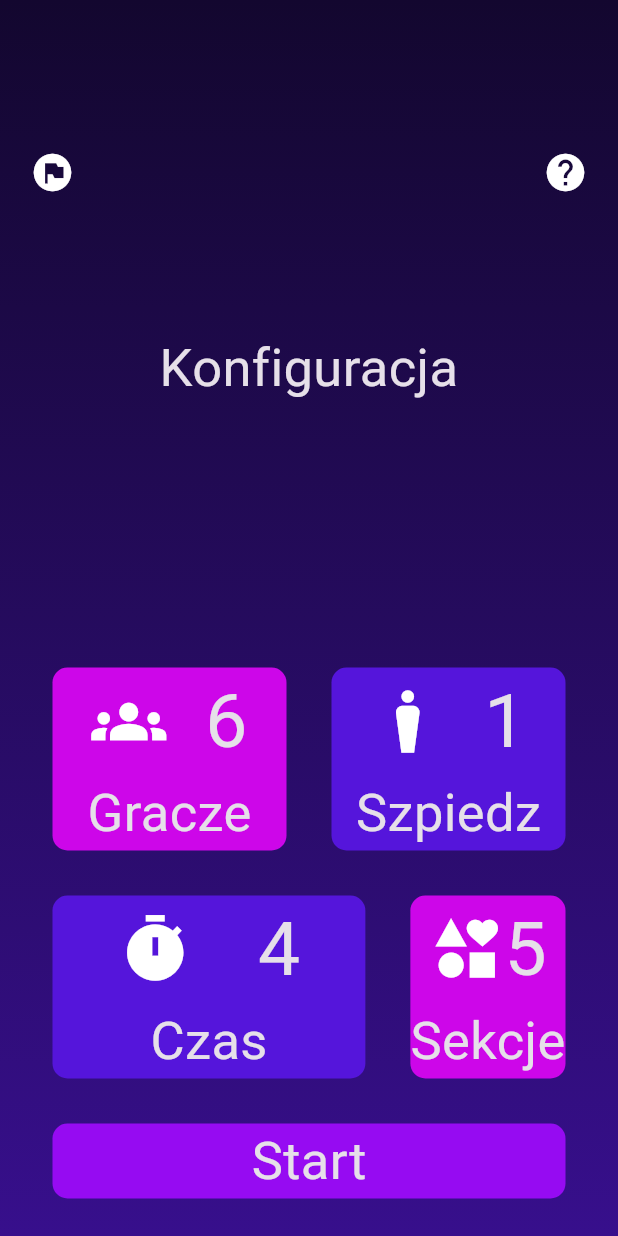
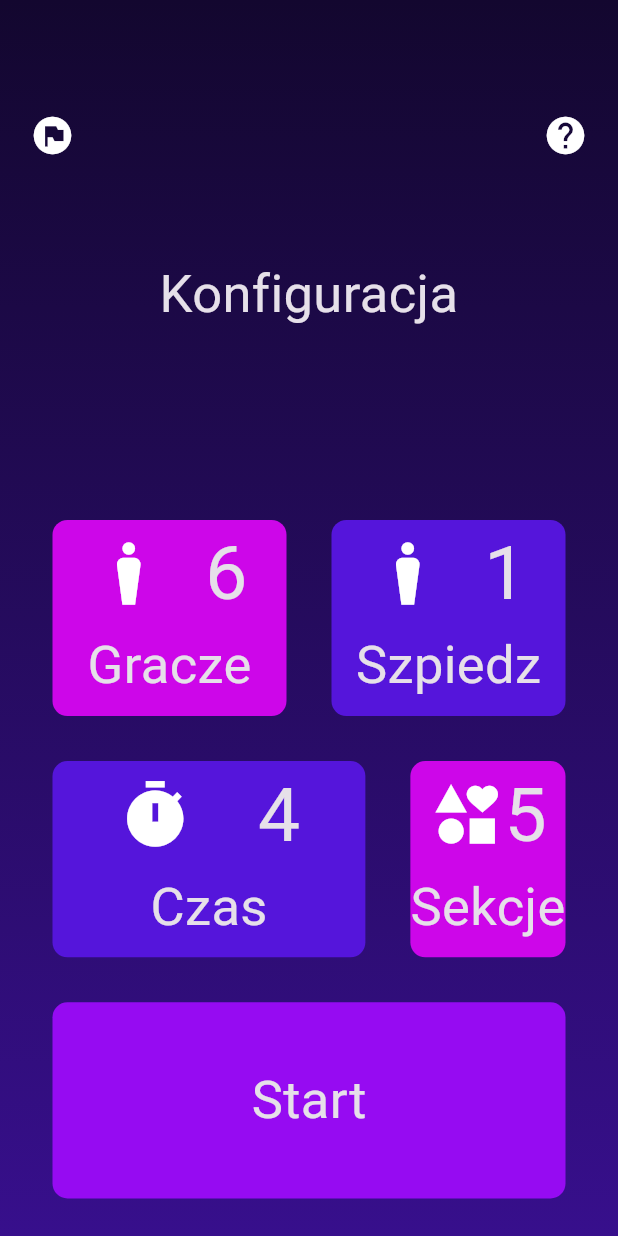
Before and after one commit to pawelmajchrzak/szpiegula_flutter, a Flutter app: the screen it shows after launch, on a phone screen of 412 x 824 dp. Run offline on Flutter 3.47's test engine with Material 3 defaults, Android fonts, the phone set to English and light mode, and no system bars.

Commit message:
create class ReusableCard

```diff
--- /dev/null
+++ b/lib/constants.dart
@@ -0,0 +1,4 @@
+import 'package:flutter/material.dart';
+
+const kCardColourFirst = Color(0xFFcd06e9);
+const kCardColourSecond = Color(0xFF5515db);
--- a/lib/start_screen.dart
+++ b/lib/start_screen.dart
@@ -1,4 +1,7 @@
 import 'package:flutter/material.dart';
+import 'package:szpiegula/widgets/reusable_card.dart';
+
+import 'constants.dart';
 
 class StartScreen extends StatefulWidget {
   const StartScreen({super.key});
@@ -22,7 +25,7 @@ class _StartScreenState extends State<StartScreen> {
         ),
         child: Column(
           children: [
-            const Expanded(
+            Expanded(
               child: Row(
                 mainAxisAlignment: MainAxisAlignment.spaceBetween,
                 children: [
@@ -39,7 +42,7 @@ class _StartScreenState extends State<StartScreen> {
             ),
             Expanded(
               child: Container(
-                child: const Text(
+                child: Text(
                   'Konfiguracja',
                   textAlign: TextAlign.center,
                   style: TextStyle(
@@ -48,46 +51,18 @@ class _StartScreenState extends State<StartScreen> {
                 ),
               ),
             ),
-            Row(
+            Expanded(
+              child: Row(
                 children: [
                   Expanded(
-                  child: GestureDetector(
-                    onTap: () {
-                      print('click');
-                      //onPress();
-                    },
-                    child: Container(
-                      margin: EdgeInsets.all(15),
-                      decoration: BoxDecoration(
-                        color: Color(0xFFcd06e9),
-                        borderRadius: BorderRadius.circular(10.0),
-                      ),
-                      child: const Column(
-                        children: [
-                          Row(
-                            mainAxisAlignment: MainAxisAlignment.spaceEvenly,
-                            children: [
-                              Icon(
-                                Icons.groups,
-                                size: 50,
-                              ),
-                              Text(
-                                '6',
-                                style: TextStyle(
-                                  fontSize: 50,
-                                ),
-                              ),
-                            ],
-                          ),
-                          Text(
+                    child: ReusableCard(
+                        kCardColourFirst,
+                        Icons.man_4,
+                        6,
                         'Gracze',
-                            style: TextStyle(
-                              fontSize: 35,
-                            ),
-                          ),
-                        ],
-                      ),
-                    ),
+                        () {
+
+                        }
                     ),
                   ),
                   Expanded(
@@ -132,7 +107,9 @@ class _StartScreenState extends State<StartScreen> {
                   ),
                 ],
               ),
-            Row(
+            ),
+            Expanded(
+              child: Row(
                 children: [
                   Expanded(
                     child: GestureDetector(
@@ -214,20 +191,21 @@ class _StartScreenState extends State<StartScreen> {
                   ),
                 ],
               ),
-            Container(
+            ),
+            Expanded(
+              child: Container(
                 margin: EdgeInsets.all(15),
                 decoration: BoxDecoration(
                   color: Color(0xFF960bf2),
                   borderRadius: BorderRadius.circular(10.0),
                 ),
-              child: Expanded(
                 child: GestureDetector(
                   onTap: () {
                     print('click');
                     //onPress();
                   },
                   child:  Center(
-                    child: const Text(
+                    child: Text(
                         'Start',
                         style: TextStyle(
                           fontSize: 35,
--- /dev/null
+++ b/lib/widgets/reusable_card.dart
@@ -0,0 +1,56 @@
+import 'package:flutter/material.dart';
+
+class ReusableCard extends StatelessWidget {
+
+  ReusableCard(this.colorCard, this.iconCard, this.valueCard, this.nameCard, this.onPress);
+
+  final Color colorCard;
+  final IconData iconCard;
+  final int valueCard;
+  final String nameCard;
+  final Function onPress;
+
+  @override
+  Widget build(BuildContext context) {
+    return GestureDetector(
+      onTap: () {
+
+        onPress();
+      },
+      child: Container(
+        margin: EdgeInsets.all(15),
+        decoration: BoxDecoration(
+          color: Color(0xFFcd06e9),
+          borderRadius: BorderRadius.circular(10.0),
+        ),
+        child: Column(
+          children: [
+            Row(
+              mainAxisAlignment: MainAxisAlignment.spaceEvenly,
+              children: [
+                Icon(
+                  iconCard,
+                  size: 50,
+                ),
+                Text(
+                  '6',
+                  style: TextStyle(
+                    fontSize: 50,
+                  ),
+                ),
+              ],
+            ),
+            Text(
+              'Gracze',
+              style: TextStyle(
+                fontSize: 35,
+              ),
+            ),
+          ],
+        ),
+      ),
+    );
+  }
+
+
+}
```
Lines whose indentation alone changed are shown as unchanged.
